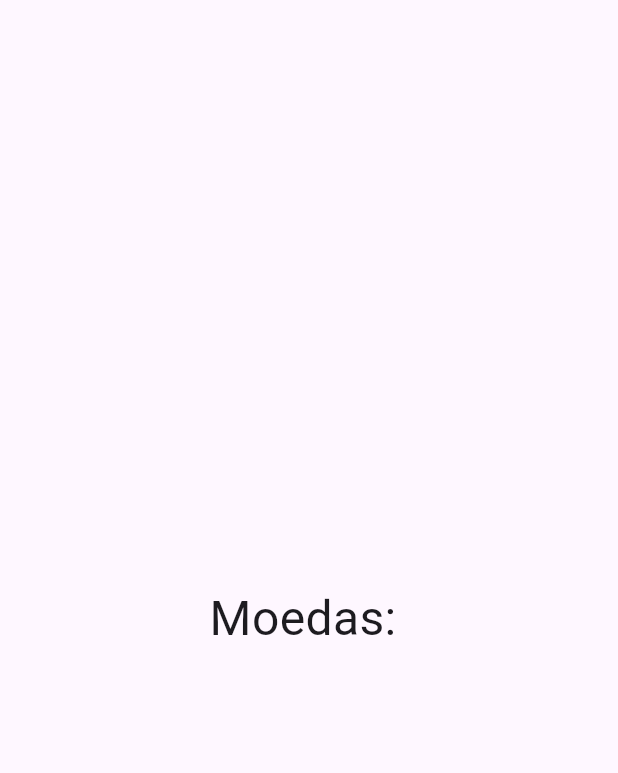
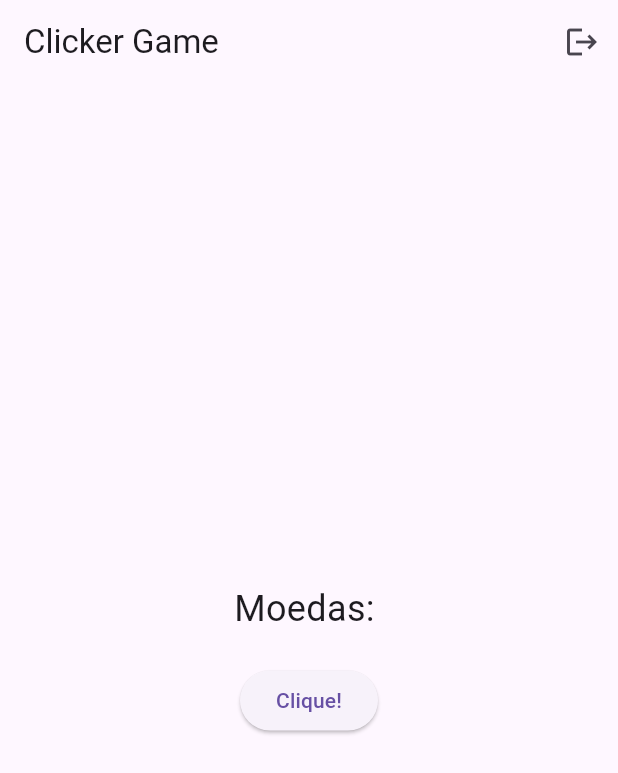
Before and after one commit to danielalvesmoura/clicker_em_flutter, a Flutter app: the screen it shows once a user with an empty profile is signed in, on a phone screen of 412 x 824 dp. Shown: the top 773 px of the screen. Run offline on Flutter 3.47's test engine with Material 3 defaults, Android fonts, the phone set to English and light mode, and no system bars; our stand-ins replace cloud_firestore, firebase_auth, firebase_core; accounts and stored records are empty.

Commit message:
feat: implementando logout

```diff
--- a/lib/game_page.dart
+++ b/lib/game_page.dart
@@ -16,6 +16,10 @@ class _GamePageState extends State<GamePage> {
     criarSave();
   }
 
+  Future<void> sair() async {
+    await FirebaseAuth.instance.signOut();
+  }
+
   Future<void> criarSave() async {
     final usuario = FirebaseAuth.instance.currentUser;
 
@@ -32,9 +36,40 @@ class _GamePageState extends State<GamePage> {
     }
   }
 
+  Future<void> clicar() async {
+    final usuario = FirebaseAuth.instance.currentUser;
+
+    if (usuario == null) return;
+
+    final documento = FirebaseFirestore.instance
+        .collection('jogadores')
+        .doc(usuario.uid);
+
+    final snapshot = await documento.get();
+
+    if (!snapshot.exists) return;
+
+    final dados = snapshot.data() as Map<String, dynamic>;
+    final moedasAtuais = dados['moedas'] ?? 0;
+    final poderClique = dados['poderClique'] ?? 1;
+
+    await documento.update({'moedas': moedasAtuais + poderClique});
+  }
+
   @override
   Widget build(BuildContext context) {
     return Scaffold(
+
+      appBar: AppBar(
+        title: const Text('Clicker Game'),
+        actions: [
+          IconButton(
+            onPressed: sair,
+            icon: const Icon(Icons.logout),
+          ),
+        ],
+      ),
+
       body: StreamBuilder<DocumentSnapshot>(
 
         stream: FirebaseFirestore.instance
@@ -51,9 +86,19 @@ class _GamePageState extends State<GamePage> {
           final moedas = dados['moedas'];
 
           return Center(
-            child: Text(
-              'Moedas: $moedas',
-              style: const TextStyle(fontSize: 32),
+            child: Column(
+              mainAxisAlignment: MainAxisAlignment.center,
+              crossAxisAlignment: CrossAxisAlignment.center,
+              children: [
+                Text('Moedas: $moedas', style: const TextStyle(fontSize: 24)),
+
+                const SizedBox(height: 20),
+
+                ElevatedButton(
+                  onPressed: clicar,
+                  child: const Text('Clique!'),
+                ),
+              ],
             ),
           );
         },
```
